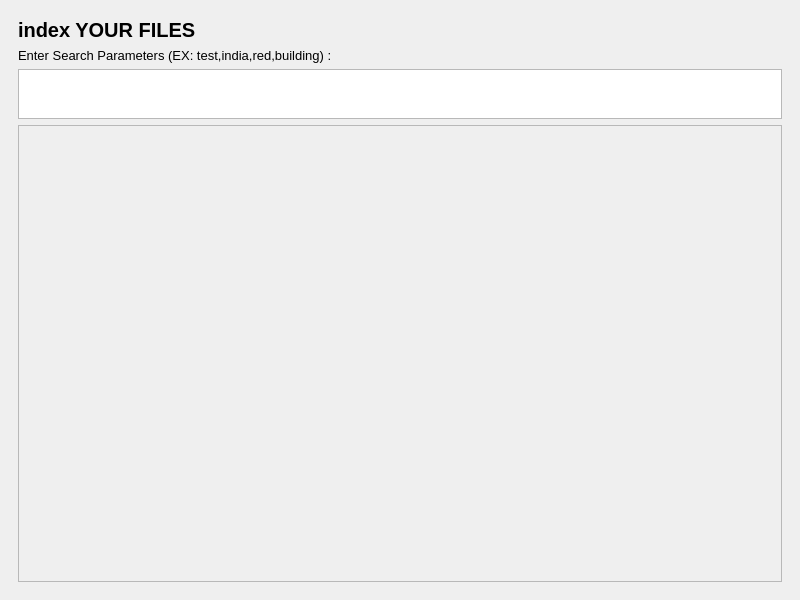
Above: AutoNBS_GUI/sample.ui from harsha0571/Automated_NLP_Based_Data_Handler before the change. Below: the same form after it.
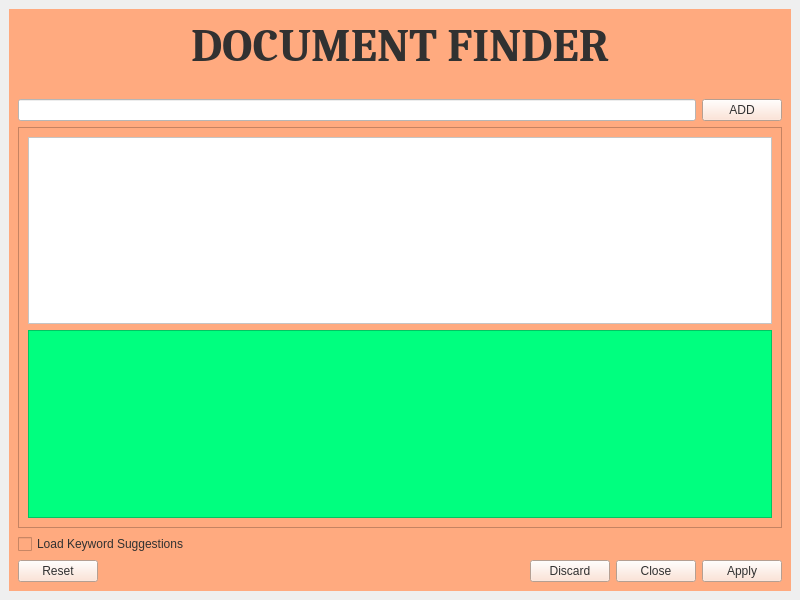
That is the form after the change. The open tabs and pages were chosen to show the change.

Commit message: GUI for Searching Component Added

Patch:
```diff
--- a/AutoNBS_GUI/sample.ui
+++ b/AutoNBS_GUI/sample.ui
@@ -18,7 +18,8 @@
     <item>
      <widget class="QStackedWidget" name="stackedWidget">
       <property name="styleSheet">
-       <string notr="true"/>
+       <string notr="true">background-color: rgb(255, 170, 127);
+color: rgb(49, 49, 49);</string>
       </property>
       <property name="currentIndex">
        <number>0</number>
@@ -169,59 +170,156 @@
        </layout>
       </widget>
       <widget class="QWidget" name="page_3">
-       <layout class="QVBoxLayout" name="verticalLayout_4">
+       <layout class="QVBoxLayout" name="verticalLayout_2">
         <item>
-         <widget class="QLabel" name="label_3">
+         <widget class="QLabel" name="docLabel">
           <property name="font">
            <font>
-            <pointsize>15</pointsize>
+            <family>Cambria</family>
+            <pointsize>35</pointsize>
             <bold>true</bold>
            </font>
           </property>
           <property name="text">
-           <string>index YOUR FILES</string>
+           <string>DOCUMENT FINDER</string>
           </property>
+          <property name="alignment">
+           <set>Qt::AlignCenter</set>
+          </property>
          </widget>
         </item>
         <item>
-         <widget class="QLabel" name="label_4">
-          <property name="font">
-           <font>
-            <pointsize>10</pointsize>
-           </font>
+         <spacer name="verticalSpacer">
+          <property name="orientation">
+           <enum>Qt::Vertical</enum>
           </property>
-          <property name="text">
-           <string>Enter Search Parameters (EX: test,india,red,building) :  </string>
+          <property name="sizeType">
+           <enum>QSizePolicy::Fixed</enum>
           </property>
-         </widget>
-        </item>
-        <item>
-         <widget class="QTextEdit" name="textEdit">
-          <property name="maximumSize">
+          <property name="sizeHint" stdset="0">
            <size>
-            <width>16777215</width>
-            <height>50</height>
+            <width>20</width>
+            <height>20</height>
            </size>
           </property>
+         </spacer>
+        </item>
+        <item>
+         <layout class="QHBoxLayout" name="horizontalLayout">
+          <item>
+           <widget class="QLineEdit" name="keyEntry">
+            <property name="styleSheet">
+             <string notr="true">background-color: rgb(255, 255, 255);
+ color: rgb(0, 0, 0);</string>
+            </property>
+           </widget>
+          </item>
+          <item>
+           <widget class="QPushButton" name="addKey">
+            <property name="styleSheet">
+             <string notr="true">border-color: rgb(0, 0, 0);
+background-color: rgb(254, 222, 205);
+border-left-color: rgb(0, 0, 0);
+border-top-color: rgb(0, 0, 0);</string>
+            </property>
+            <property name="text">
+             <string>ADD</string>
+            </property>
+           </widget>
+          </item>
+         </layout>
+        </item>
+        <item>
+         <widget class="QScrollArea" name="docScroll">
+          <property name="widgetResizable">
+           <bool>true</bool>
+          </property>
+          <widget class="QWidget" name="scrollAreaWidgetContents_2">
+           <property name="geometry">
+            <rect>
+             <x>0</x>
+             <y>0</y>
+             <width>754</width>
+             <height>345</height>
+            </rect>
+           </property>
+           <layout class="QVBoxLayout" name="verticalLayout_3">
+            <item>
+             <widget class="QListView" name="availableKeys">
+              <property name="styleSheet">
+               <string notr="true">background-color: rgb(255, 255, 255);</string>
+              </property>
+             </widget>
+            </item>
+            <item>
+             <widget class="QListView" name="selectedKeys">
+              <property name="styleSheet">
+               <string notr="true">background-color: rgb(0, 255, 0);
+ background-color: rgb(0, 255, 127);</string>
+              </property>
+             </widget>
+            </item>
+           </layout>
+          </widget>
+         </widget>
+        </item>
+        <item>
+         <widget class="QCheckBox" name="checkSuggestions">
+          <property name="text">
+           <string>Load Keyword Suggestions</string>
+          </property>
+         </widget>
+        </item>
+        <item>
+         <widget class="QDialogButtonBox" name="buttonBox">
+          <property name="styleSheet">
+           <string notr="true">border-color: rgb(0, 0, 0);
+background-color: rgb(254, 222, 205);
+border-left-color: rgb(0, 0, 0);
+border-top-color: rgb(0, 0, 0);</string>
+          </property>
+          <property name="standardButtons">
+           <set>QDialogButtonBox::Apply|QDialogButtonBox::Close|QDialogButtonBox::Discard|QDialogButtonBox::Reset</set>
+          </property>
+         </widget>
+        </item>
+       </layout>
+      </widget>
+      <widget class="QWidget" name="page_4">
+       <layout class="QVBoxLayout" name="verticalLayout_4">
+        <item>
+         <widget class="QLabel" name="searchLabel">
           <property name="font">
            <font>
-            <pointsize>10</pointsize>
+            <family>Cambria</family>
+            <pointsize>35</pointsize>
+            <bold>true</bold>
            </font>
           </property>
          </widget>
         </item>
         <item>
-         <widget class="QScrollArea" name="scrollArea">
+         <widget class="QLabel" name="notelabel">
+          <property name="text">
+           <string>{Showing Upto Top 100 Search Results}</string>
+          </property>
+          <property name="alignment">
+           <set>Qt::AlignCenter</set>
+          </property>
+         </widget>
+        </item>
+        <item>
+         <widget class="QScrollArea" name="resultScroll">
           <property name="widgetResizable">
            <bool>true</bool>
           </property>
-          <widget class="QWidget" name="scrollAreaWidgetContents">
+          <widget class="QWidget" name="scrollAreaWidgetContents_3">
            <property name="geometry">
             <rect>
              <x>0</x>
              <y>0</y>
              <width>754</width>
-             <height>426</height>
+             <height>452</height>
             </rect>
            </property>
           </widget>
```
Left out of the diff: 79 changed lines with no effect on the pictures. The commit also changes 6 other files.
